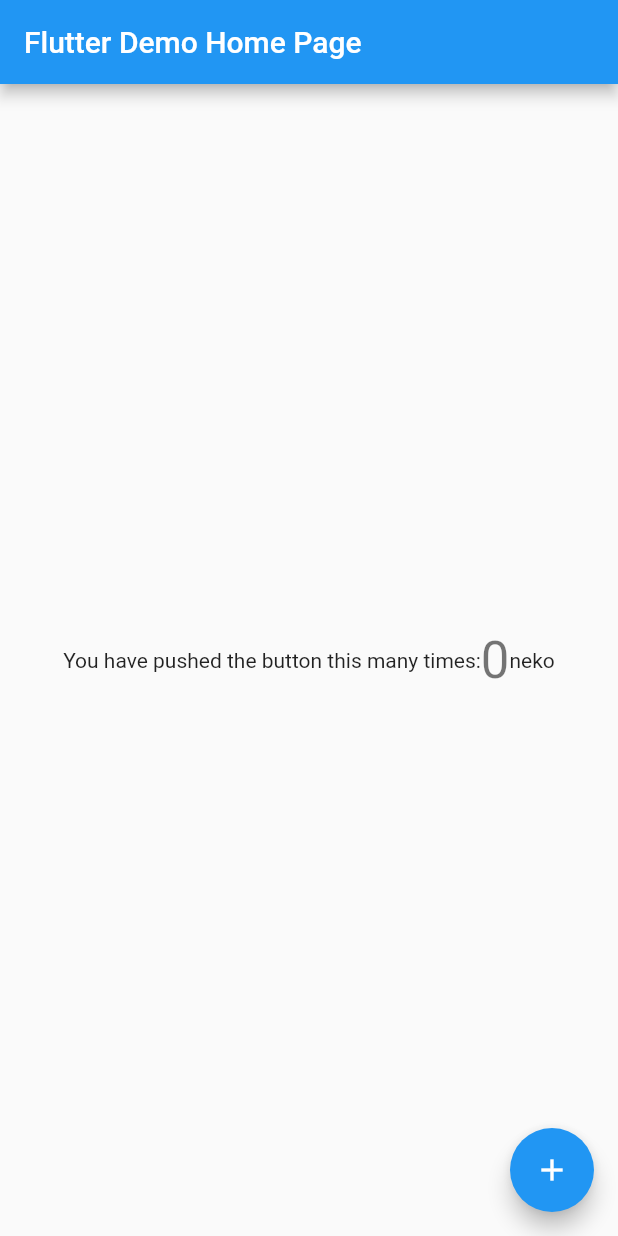
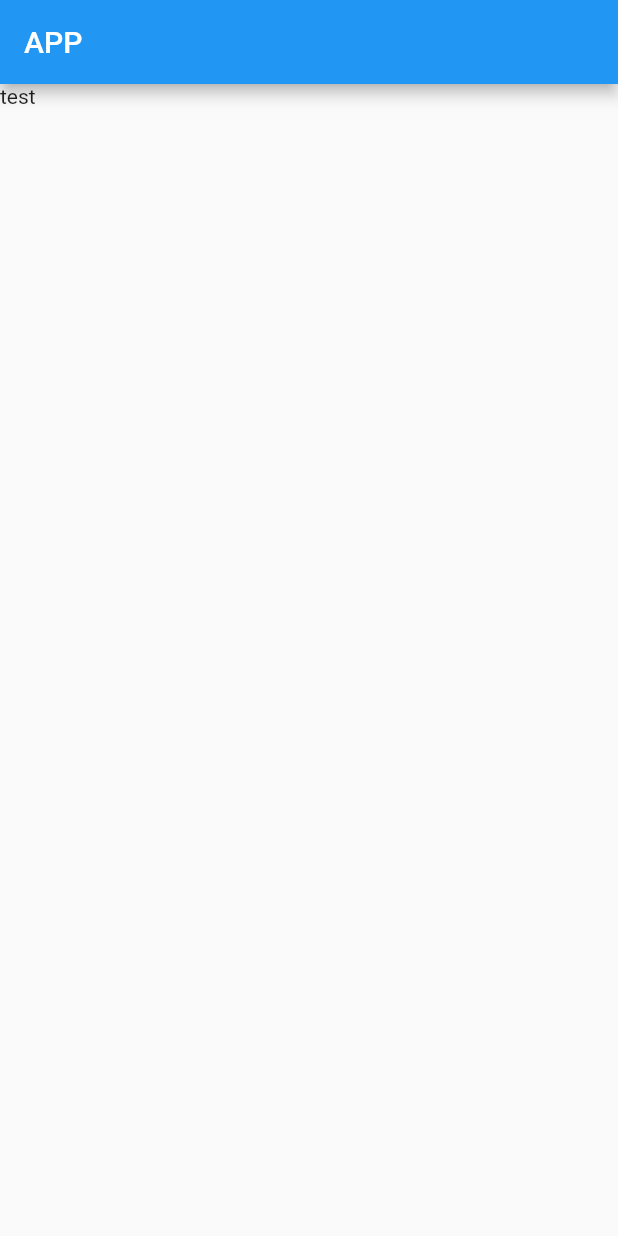
Before and after one commit to gumipo/flutter_guide, a Flutter app: the screen it shows after launch, on a phone screen of 412 x 824 dp. Run offline on Flutter 3.47's test engine with Material 2 defaults, Android fonts, the phone set to English and light mode, and no system bars.

Commit message:
add material Widget

```diff
--- a/lib/main.dart
+++ b/lib/main.dart
@@ -1,71 +1,17 @@
-import 'package:flutter/material.dart';
+import "package:flutter/material.dart";
 
-void main() {
-  runApp(const MyApp());
-}
+void main() => runApp(App());
 
-class MyApp extends StatelessWidget {
-  const MyApp({super.key});
+class App extends StatelessWidget {
+  const App({super.key});
   @override
   Widget build(BuildContext context) {
     return MaterialApp(
-      title: 'Flutter Demo',
-      theme: ThemeData(
-        primarySwatch: Colors.blue,
-      ),
-      home: const MyHomePage(title: 'Flutter Demo Home Page'),
-    );
-  }
-}
-
-class MyHomePage extends StatefulWidget {
-  const MyHomePage({super.key, required this.title});
-  final String title;
-
-  @override
-  State<MyHomePage> createState() => _MyHomePageState();
-}
-
-class _MyHomePageState extends State<MyHomePage> {
-  int _counter = 0;
-
-  void _incrementCounter() {
-    setState(() {
-      _counter++;
-    });
-  }
-
-  void _decrementer() {
-    setState(() {
-      _counter--;
-    });
-  }
-
-  @override
-  Widget build(BuildContext context) {
-    return Scaffold(
-      appBar: AppBar(
-        title: Text(widget.title),
-      ),
-      body: Center(
-        child: Row(
-          mainAxisAlignment: MainAxisAlignment.center,
-          children: <Widget>[
-            const Text(
-              'You have pushed the button this many times:',
-            ),
-            Text(
-              '$_counter',
-              style: Theme.of(context).textTheme.headlineMedium,
-            ),
-            const Text("neko"),
-          ],
+      home: Scaffold(
+        appBar: AppBar(
+          title: Text("APP"),
         ),
-      ),
-      floatingActionButton: FloatingActionButton(
-        onPressed: _incrementCounter,
-        tooltip: 'Increment',
-        child: const Icon(Icons.add),
+        body: Text("test"),
       ),
     );
   }
```
Also changed, not shown: 1 other file.
